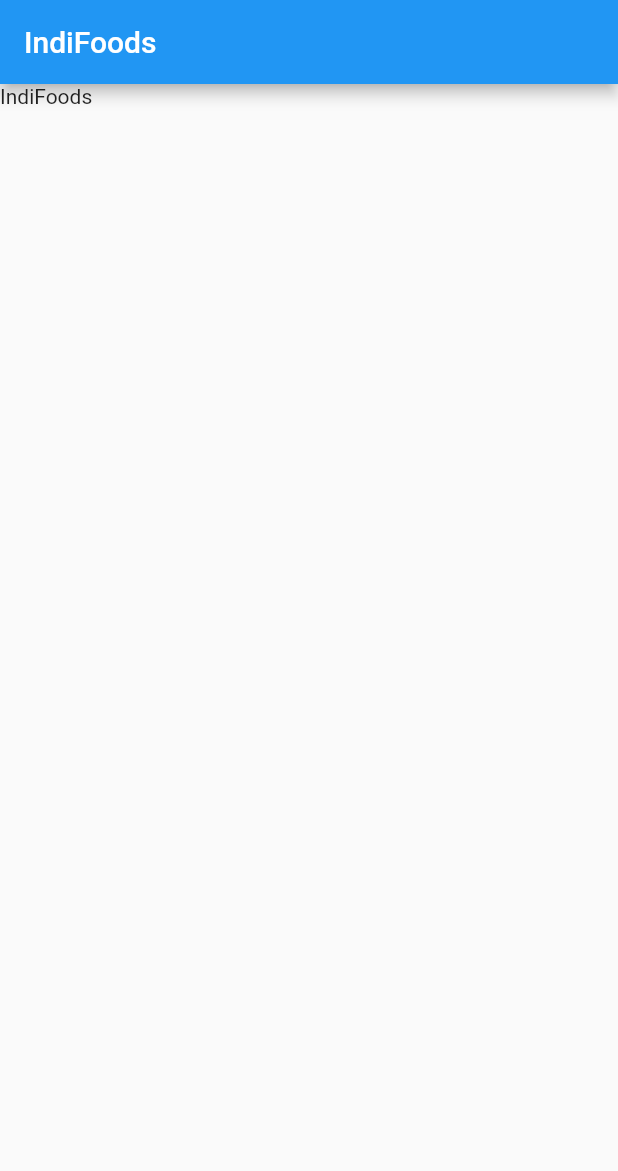
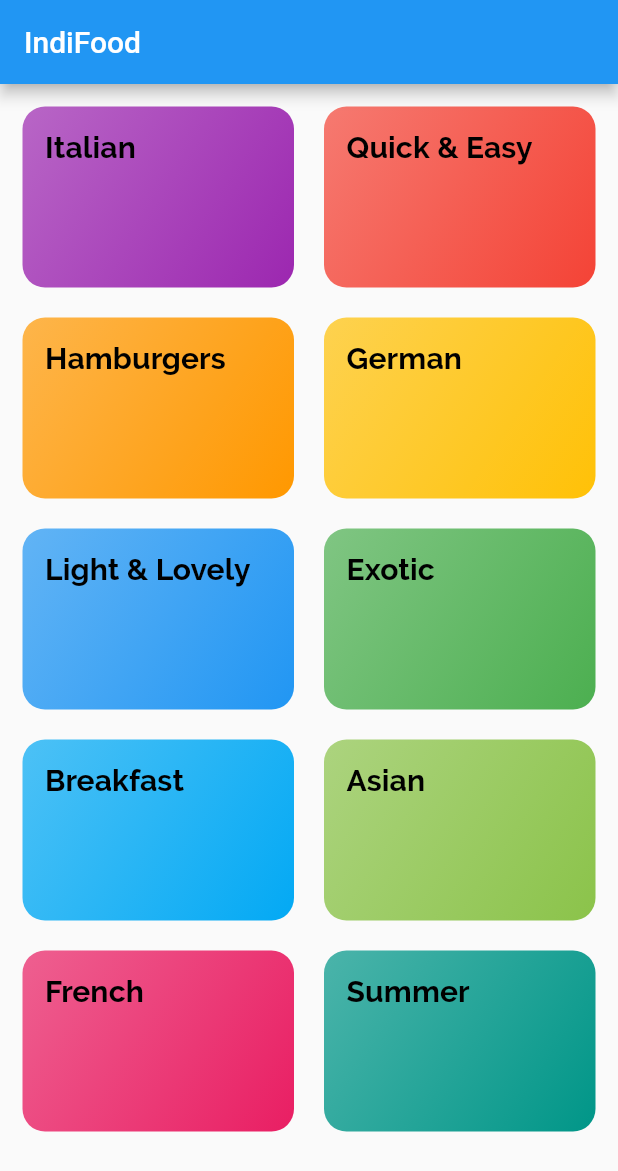
Before and after one commit to Rahul-153/IndiFood, a Flutter app: the screen it shows after launch, on a phone screen of 412 x 824 dp. Shown: the top 1171 px of the screen. Run offline on Flutter 3.47's test engine with Material 2 defaults, Android fonts, the phone set to English and light mode, and no system bars.

Commit message:
navigation done to recipe screen

```diff
--- /dev/null
+++ b/lib/category_item.dart
@@ -0,0 +1,34 @@
+import 'package:flutter/material.dart';
+import 'package:meals_app/category_meals_screen.dart';
+
+class CategoryItem extends StatelessWidget {
+  final String? title;
+  final Color? color;
+  CategoryItem({this.title, this.color});
+  void SelectCategory(BuildContext ctx){
+    Navigator.of(ctx).push(MaterialPageRoute(builder: (_){
+      return CategoryMealsScreen();
+    }));
+  }
+  Widget build(BuildContext context) {
+    return InkWell(
+      onTap: ()=>SelectCategory(context),
+      splashColor: Theme.of(context).primaryColor,
+      borderRadius: BorderRadius.circular(15),
+      child: Container(
+        padding: EdgeInsets.all(15),
+        child: Text(
+          title!,
+          style: Theme.of(context).textTheme.titleSmall,
+        ),
+        decoration: BoxDecoration(
+          gradient: LinearGradient(colors: [
+            color!.withOpacity(0.7),
+            color!,
+          ], begin: Alignment.topLeft, end: Alignment.bottomRight),
+          borderRadius: BorderRadius.circular(15),
+        ),
+      ),
+    );
+  }
+}
--- /dev/null
+++ b/lib/category_meals_screen.dart
@@ -0,0 +1,15 @@
+import 'package:flutter/material.dart';
+import 'package:flutter/src/widgets/framework.dart';
+import 'package:flutter/src/widgets/placeholder.dart';
+
+class CategoryMealsScreen extends StatelessWidget {
+  @override
+  Widget build(BuildContext context) {
+    return Scaffold(
+      appBar: AppBar(
+        title: Text("The Recipies"),
+      ),
+      body: Center(child: Text("The recipies for the catrogry")),
+    );
+  }
+}
--- /dev/null
+++ b/lib/category_screen.dart
@@ -0,0 +1,27 @@
+import 'package:flutter/material.dart';
+
+import './category_item.dart';
+import './dummy_data.dart';
+
+class CategoryScreen extends StatelessWidget {
+  final gridView=GridView(
+    padding: EdgeInsets.all(15),
+      children: DUMMY_CATEGORIES.map((catData) => CategoryItem(
+        title: catData.title,
+        color: catData.color,
+      )).toList(),
+      gridDelegate: SliverGridDelegateWithMaxCrossAxisExtent(
+        maxCrossAxisExtent: 200,
+        childAspectRatio: 3 / 2,
+        mainAxisSpacing: 20,
+        crossAxisSpacing: 20,
+      ),
+    );
+  @override
+  Widget build(BuildContext context) {
+    return Scaffold(
+      appBar: AppBar(title: Text("IndiFood")),
+      body: gridView,
+      );
+  }
+}
--- /dev/null
+++ b/lib/dummy_data.dart
@@ -0,0 +1,56 @@
+import 'package:flutter/material.dart';
+
+import './models/category.dart';
+
+const DUMMY_CATEGORIES = const [
+  Category(
+    id: 'c1',
+    title: 'Italian',
+    color: Colors.purple,
+  ),
+  Category(
+    id: 'c2',
+    title: 'Quick & Easy',
+    color: Colors.red,
+  ),
+  Category(
+    id: 'c3',
+    title: 'Hamburgers',
+    color: Colors.orange,
+  ),
+  Category(
+    id: 'c4',
+    title: 'German',
+    color: Colors.amber,
+  ),
+  Category(
+    id: 'c5',
+    title: 'Light & Lovely',
+    color: Colors.blue,
+  ),
+  Category(
+    id: 'c6',
+    title: 'Exotic',
+    color: Colors.green,
+  ),
+  Category(
+    id: 'c7',
+    title: 'Breakfast',
+    color: Colors.lightBlue,
+  ),
+  Category(
+    id: 'c8',
+    title: 'Asian',
+    color: Colors.lightGreen,
+  ),
+  Category(
+    id: 'c9',
+    title: 'French',
+    color: Colors.pink,
+  ),
+  Category(
+    id: 'c10',
+    title: 'Summer',
+    color: Colors.teal,
+  ),
+];
--- a/lib/main.dart
+++ b/lib/main.dart
@@ -1,4 +1,6 @@
 import 'package:flutter/material.dart';
+
+import './category_screen.dart';
 
 void main() {
   runApp(const MyApp());
@@ -13,29 +15,22 @@ class MyApp extends StatelessWidget {
     return MaterialApp(
       title: 'IndiFood',
       theme: ThemeData(
-        primarySwatch: Colors.blue,
+        colorScheme: ColorScheme.fromSwatch(
+          primarySwatch: Colors.blue,
+          accentColor: Colors.green,
+        ),
+        fontFamily: 'Raleway',
+        textTheme: ThemeData.light().textTheme.copyWith(
+          bodySmall: TextStyle(color:Color.fromRGBO(20, 51, 51, 1)),
+          bodyLarge: TextStyle(color:Color.fromRGBO(20, 51, 51, 1)),
+          titleSmall: TextStyle(
+            fontSize: 20,
+            fontFamily: 'RobotoCondensed',
+            fontWeight: FontWeight.bold,
+          )
+        )
       ),
-      home: const MyHomePage(),
+      home: CategoryScreen(),
     );
   }
 }
-
-class MyHomePage extends StatefulWidget {
-  const MyHomePage({super.key});
-  @override
-  State<MyHomePage> createState() => _MyHomePageState();
-}
-
-class _MyHomePageState extends State<MyHomePage> {
-  @override
-  Widget build(BuildContext context) {
-    return Scaffold(
-      appBar: AppBar(
-        // Here we take the value from the MyHomePage object that was created by
-        // the App.build method, and use it to set our appbar title.
-        title: const Text("IndiFoods"),
-      ),
-      body:const Text("IndiFoods"),
-      ); // This trailing comma makes auto-formatting nicer for build methods.
-  }
-}
--- /dev/null
+++ b/lib/models/category.dart
@@ -0,0 +1,9 @@
+import 'package:flutter/material.dart';
+
+class Category{
+  final String id;
+  final String? title;
+  final Color color;
+
+  const Category({required this.id,this.title,this.color=Colors.orange});
+}
```
Also changed, not shown: pubspec.yaml (+15 -6 lines), assets/fonts/Raleway-Black.ttf (added), assets/fonts/Raleway-Bold.ttf (added), assets/fonts/Raleway-Regular.ttf (added), assets/fonts/RobotoCondensed-Bold.ttf (added), assets/fonts/RobotoCondensed-Italic.ttf (added), assets/fonts/RobotoCondensed-Light.ttf (added), assets/fonts/RobotoCondensed-Regular.ttf (added).
